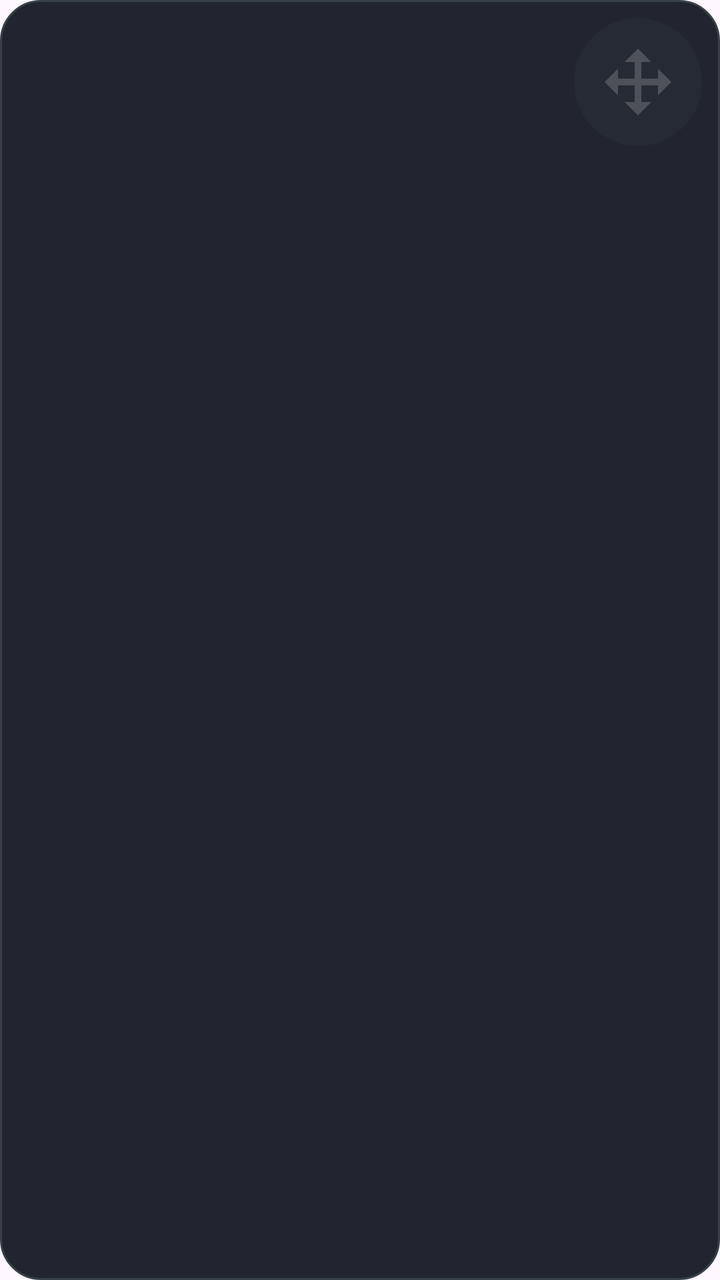
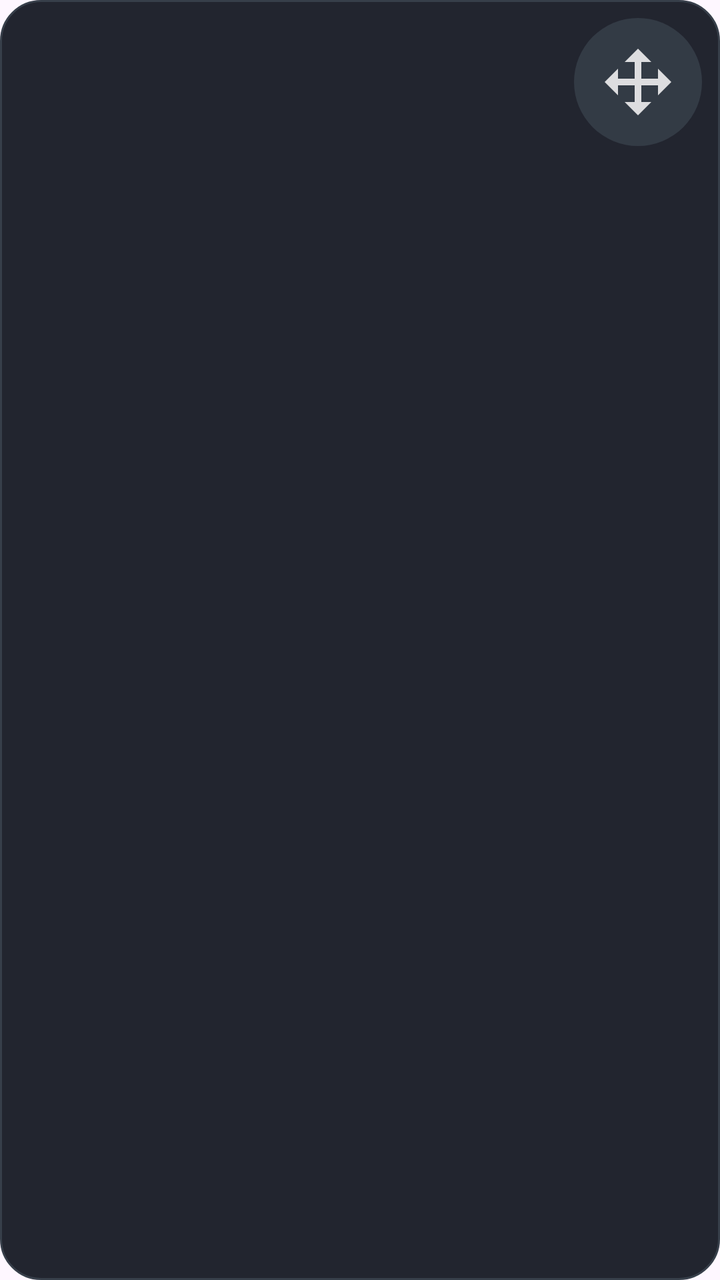

Compare the two renders of this Android layout. The source of the first and the diff that turns it into the second are given below.
<!-- AndroidManifest.xml: application theme Theme.RestoreMode -->
<!-- res/layout/tile_embedded_app.xml -->
<?xml version="1.0" encoding="utf-8"?>
<FrameLayout xmlns:android="http://schemas.android.com/apk/res/android"
    android:id="@+id/appWidgetRoot"
    android:layout_width="match_parent"
    android:layout_height="match_parent"
    android:background="@drawable/card_dark_ripple"
    android:clickable="true"
    android:focusable="true">

    <HorizontalScrollView
        android:id="@+id/appWidgetLauncherScroll"
        android:layout_width="match_parent"
        android:layout_height="match_parent"
        android:fillViewport="true"
        android:scrollbars="none">

        <LinearLayout
            android:id="@+id/appWidgetList"
            android:layout_width="wrap_content"
            android:layout_height="match_parent"
            android:gravity="center"
            android:orientation="horizontal"
            android:paddingHorizontal="8dp" />

    </HorizontalScrollView>

    <ImageButton
        android:id="@+id/appWidgetDragHandleLauncher"
        android:layout_width="64dp"
        android:layout_height="64dp"
        android:layout_gravity="top|end"
        android:layout_margin="8dp"
        android:background="@drawable/nav_back_circle_bg"
        android:src="@drawable/ic_drag_handle"
        android:padding="12dp"
        android:scaleType="fitCenter"
        android:alpha="0.2"
        android:visibility="visible"
        android:contentDescription="Перетащить" />

    <LinearLayout
        android:id="@+id/appWidgetControls"
        android:layout_width="wrap_content"
        android:layout_height="wrap_content"
        android:layout_gravity="top|end"
        android:layout_margin="8dp"
        android:orientation="horizontal"
        android:visibility="gone">

        <ImageButton
            android:id="@+id/appWidgetDragHandle"
            android:layout_width="64dp"
            android:layout_height="64dp"
            android:layout_marginEnd="8dp"
            android:background="@drawable/nav_back_circle_bg"
            android:src="@drawable/ic_drag_handle"
            android:padding="12dp"
            android:scaleType="fitCenter"
            android:alpha="0.95"
            android:contentDescription="Перетащить" />

        <ImageButton
            android:id="@+id/appWidgetExpand"
            android:layout_width="64dp"
            android:layout_height="64dp"
            android:layout_marginEnd="8dp"
            android:background="@drawable/nav_back_circle_bg"
            android:src="@drawable/ic_expand"
            android:padding="12dp"
            android:scaleType="fitCenter"
            android:alpha="0.95"
            android:contentDescription="Развернуть" />

        <ImageButton
            android:id="@+id/appWidgetClose"
            android:layout_width="64dp"
            android:layout_height="64dp"
            android:background="@drawable/nav_back_circle_bg"
            android:src="@drawable/ic_close"
            android:padding="12dp"
            android:scaleType="fitCenter"
            android:alpha="0.95"
            android:contentDescription="Закрыть" />

    </LinearLayout>

</FrameLayout>
<!-- resources referenced by this layout -->
<resources>
  <!-- drawable card_dark_ripple (drawable) -->
  <?xml version="1.0" encoding="utf-8"?>
  <ripple xmlns:android="http://schemas.android.com/apk/res/android"
      android:color="#40ffffff">
      <item android:drawable="@drawable/layout_category_bg" />
      <item android:id="@android:id/mask">
          <shape android:shape="rectangle">
              <solid android:color="#ffffffff" />
              <corners android:radius="20dp" />
          </shape>
      </item>
  </ripple>
  <!-- drawable ic_close (drawable) -->
  <?xml version="1.0" encoding="utf-8"?>
  <vector xmlns:android="http://schemas.android.com/apk/res/android"
      android:width="24dp"
      android:height="24dp"
      android:viewportWidth="24"
      android:viewportHeight="24">
      <path
          android:fillColor="#FFFFFF"
          android:pathData="M19,6.41L17.59,5 12,10.59 6.41,5 5,6.41 10.59,12 5,17.59 6.41,19 12,13.41 17.59,19 19,17.59 13.41,12z" />
  </vector>
  <!-- drawable ic_drag_handle (drawable) -->
  <?xml version="1.0" encoding="utf-8"?>
  <vector xmlns:android="http://schemas.android.com/apk/res/android"
      android:width="24dp"
      android:height="24dp"
      android:viewportWidth="24"
      android:viewportHeight="24"
      android:tint="#FFFFFF">
      <path
          android:fillColor="@android:color/white"
          android:pathData="M12,2L8,6h3v5H6V8L2,12l4,4v-3h5v5H8l4,4l4-4h-3v-5h5v3l4-4l-4-4v3h-5V6h3L12,2z" />
  </vector>
  <!-- drawable ic_expand (drawable) -->
  <?xml version="1.0" encoding="utf-8"?>
  <vector xmlns:android="http://schemas.android.com/apk/res/android"
      android:width="24dp"
      android:height="24dp"
      android:viewportWidth="24"
      android:viewportHeight="24">
      <path
          android:fillColor="#FFFFFF"
          android:pathData="M7 14H5v5h5v-2H7v-3zm-2-4h2V7h3V5H5v5zm12 7h-3v2h5v-5h-2v3zM14 5v2h3v3h2V5h-5z" />
  </vector>
  <!-- drawable nav_back_circle_bg (drawable) -->
  <?xml version="1.0" encoding="utf-8"?>
  <shape xmlns:android="http://schemas.android.com/apk/res/android"
      android:shape="oval">
      <solid android:color="#373f4a" />
  </shape>
  <style name="Theme.RestoreMode" parent="Base.Theme.RestoreMode" />
  <!-- drawable layout_category_bg (drawable) -->
  <?xml version="1.0" encoding="UTF-8"?>
  <shape xmlns:android="http://schemas.android.com/apk/res/android">
      <solid android:color="#22252f"/>
      <stroke android:width="1dp" android:color="#373f4a" />
      <corners android:radius="20dp"/>
      <padding android:left="1dp" android:top="1dp" android:right="1dp" android:bottom="1dp" />
  </shape>
  <style name="Base.Theme.RestoreMode" parent="Theme.Material3.DayNight.NoActionBar">
          
          
      </style>
</resources>

<!-- the commit's change to res/layout/tile_embedded_app.xml (unified diff, before → after) -->
@@ -34,7 +34,7 @@
         android:src="@drawable/ic_drag_handle"
         android:padding="12dp"
         android:scaleType="fitCenter"
-        android:alpha="0.2"
+        android:alpha="0.85"
         android:visibility="visible"
         android:contentDescription="Перетащить" />
 
